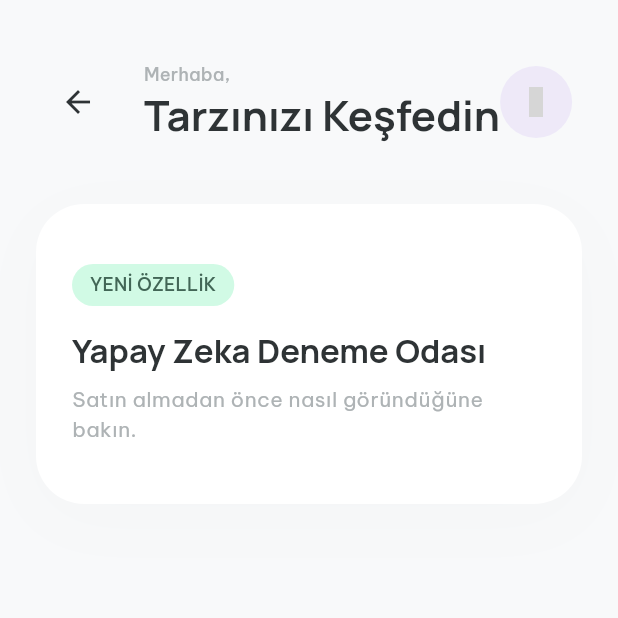
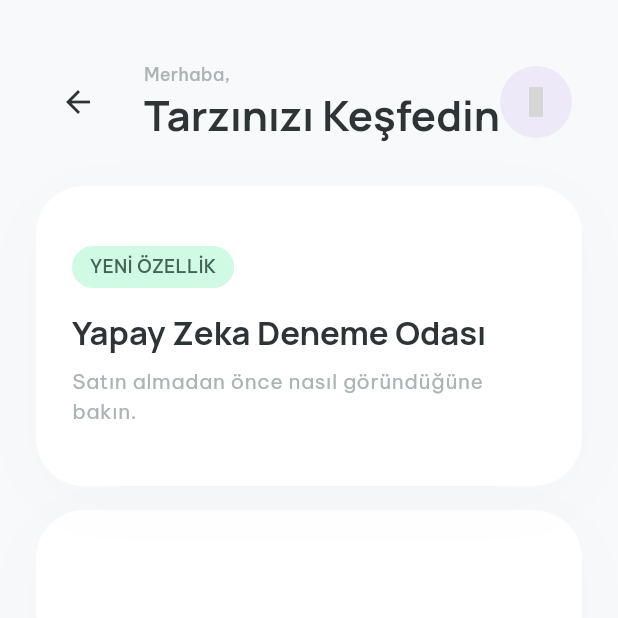
Before and after one commit to meminglr/dressify_ai, a Flutter app: the HomeScreen screen opened directly with empty values, on a phone screen of 412 x 824 dp, the top half of it. Run offline on Flutter 3.47's test engine with Material 3 defaults, Android fonts, the phone set to English and light mode, and no system bars; our stand-ins replace flutter_dotenv, google_fonts, google_sign_in, iconsax, supabase_flutter; missing offline and left inert: flutter_floating_bottom_bar; accounts and stored records are empty; grey boxes are pictures that could not be loaded.

Commit message:
refactor: modularize home screen UI components and add devtools configuration

```diff
--- /dev/null
+++ b/devtools_options.yaml
@@ -0,0 +1,3 @@
+description: This file stores settings for Dart & Flutter DevTools.
+documentation: https://docs.flutter.dev/tools/devtools/extensions#configure-extension-enablement-states
+extensions:
--- a/lib/home.dart
+++ b/lib/home.dart
@@ -43,6 +43,7 @@ class _HomeState extends State<Home> with SingleTickerProviderStateMixin {
   @override
   Widget build(BuildContext context) {
     return Scaffold(
+      appBar: AppBar(toolbarHeight: 0),
       body: BottomBar(
         fit: StackFit.expand,
         borderRadius: BorderRadius.circular(40),
@@ -912,13 +913,8 @@ class _HomeState extends State<Home> with SingleTickerProviderStateMixin {
   }
 
   Widget _buildPlaceholderContent(String title) {
-    return CustomScrollView(
-      slivers: [
-        SliverAppBar(
-          centerTitle: true,
-          title: Text(title, style: Theme.of(context).textTheme.headlineMedium),
-        ),
-      ],
+    return Center(
+      child: Text(title, style: Theme.of(context).textTheme.headlineMedium),
     );
   }
 }
--- a/lib/screens/home/home_screen.dart
+++ b/lib/screens/home/home_screen.dart
@@ -22,54 +22,46 @@ class HomeScreen extends StatelessWidget {
       body: CustomScrollView(
         controller: controller,
         slivers: [
-          SliverPadding(
-            padding: const EdgeInsets.symmetric(horizontal: 24, vertical: 40),
-            sliver: SliverAppBar(
-              pinned: false,
-              floating: true,
-
-              title: Row(
-                mainAxisAlignment: MainAxisAlignment.spaceBetween,
-                children: [
-                  Column(
-                    crossAxisAlignment: CrossAxisAlignment.start,
-                    children: [
-                      Text(
-                        'Merhaba, $userName',
-                        style: Theme.of(context).textTheme.labelMedium
-                            ?.copyWith(color: AppColors.outlineVariant),
-                      ),
-                      Text(
-                        'Tarzınızı Keşfedin',
-                        style: Theme.of(context).textTheme.headlineMedium,
-                      ),
+          _buildAppbar(userName, context),
+          _buildHeader(context),
+          _buildList(),
         ],
       ),
-                  GestureDetector(
-                    onTap: () async {
-                      await context.read<AuthViewModel>().logout();
+    );
+  }
 
-                      Navigator.of(context).pushAndRemoveUntil(
-                        MaterialPageRoute(builder: (_) => const LoginScreen()),
-                        (route) => false,
-                      );
-                    },
-                    child: CircleAvatar(
-                      backgroundColor: AppColors.primary.withAlpha(20),
-                      radius: 24,
-                      child: const Icon(
-                        Iconsax.logout,
-                        color: AppColors.primary,
-                        size: 20,
-                      ),
-                    ),
+  SliverPadding _buildList() {
+    return SliverPadding(
+      padding: const EdgeInsets.symmetric(horizontal: 24),
+      sliver: SliverList.builder(
+        itemCount: 10,
+        itemBuilder: (context, index) {
+          return Padding(
+            padding: const EdgeInsets.symmetric(vertical: 8),
+            child: Container(
+              height: 100,
+              width: double.infinity,
+              decoration: BoxDecoration(
+                color: AppColors.surfaceContainerLowest,
+                borderRadius: BorderRadius.circular(32),
+                boxShadow: [
+                  BoxShadow(
+                    color: AppColors.onSurface.withAlpha(5),
+                    blurRadius: 40,
+                    offset: const Offset(0, 10),
                   ),
                 ],
               ),
             ),
+          );
+        },
       ),
-          SliverPadding(
-            padding: const EdgeInsets.symmetric(horizontal: 24),
+    );
+  }
+
+  SliverPadding _buildHeader(BuildContext context) {
+    return SliverPadding(
+      padding: const EdgeInsets.symmetric(horizontal: 24, vertical: 8),
       sliver: SliverToBoxAdapter(
         child: Container(
           height: 200,
@@ -102,8 +94,9 @@ class HomeScreen extends StatelessWidget {
                   ),
                   child: Text(
                     'YENİ ÖZELLİK',
-                          style: Theme.of(context).textTheme.labelMedium
-                              ?.copyWith(color: AppColors.secondary),
+                    style: Theme.of(context).textTheme.labelMedium?.copyWith(
+                      color: AppColors.secondary,
+                    ),
                   ),
                 ),
                 const SizedBox(height: 16),
@@ -123,8 +116,56 @@ class HomeScreen extends StatelessWidget {
           ),
         ),
       ),
+    );
+  }
+
+  SliverPadding _buildAppbar(userName, BuildContext context) {
+    return SliverPadding(
+      padding: const EdgeInsets.fromLTRB(24, 40, 24, 20),
+      sliver: SliverAppBar(
+        pinned: false,
+        floating: true,
+
+        title: Row(
+          mainAxisAlignment: MainAxisAlignment.spaceBetween,
+          children: [
+            Column(
+              crossAxisAlignment: CrossAxisAlignment.start,
+              children: [
+                Text(
+                  'Merhaba, $userName',
+                  style: Theme.of(context).textTheme.labelMedium?.copyWith(
+                    color: AppColors.outlineVariant,
+                  ),
+                ),
+                Text(
+                  'Tarzınızı Keşfedin',
+                  style: Theme.of(context).textTheme.headlineMedium,
                 ),
               ],
+            ),
+            GestureDetector(
+              onTap: () async {
+                await context.read<AuthViewModel>().logout();
+
+                if (!context.mounted) return;
+                Navigator.of(context).pushAndRemoveUntil(
+                  MaterialPageRoute(builder: (_) => const LoginScreen()),
+                  (route) => false,
+                );
+              },
+              child: CircleAvatar(
+                backgroundColor: AppColors.primary.withAlpha(20),
+                radius: 24,
+                child: const Icon(
+                  Iconsax.logout,
+                  color: AppColors.primary,
+                  size: 20,
+                ),
+              ),
+            ),
+          ],
+        ),
       ),
     );
   }
```
Lines whose indentation alone changed are shown as unchanged.
